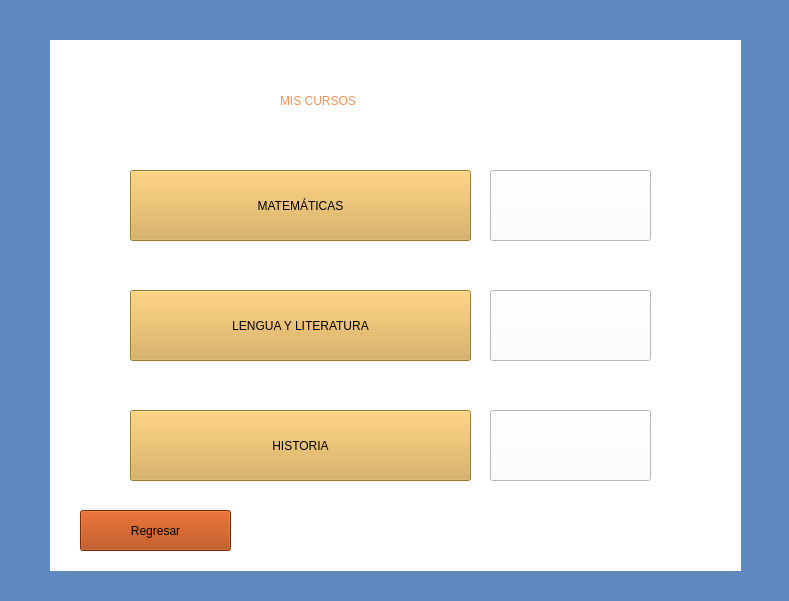
Above: AulaVirtual/cursosEst.ui from micaelCZ/AulaVirtual_VersionFinal before the change. Below: the same form after it.
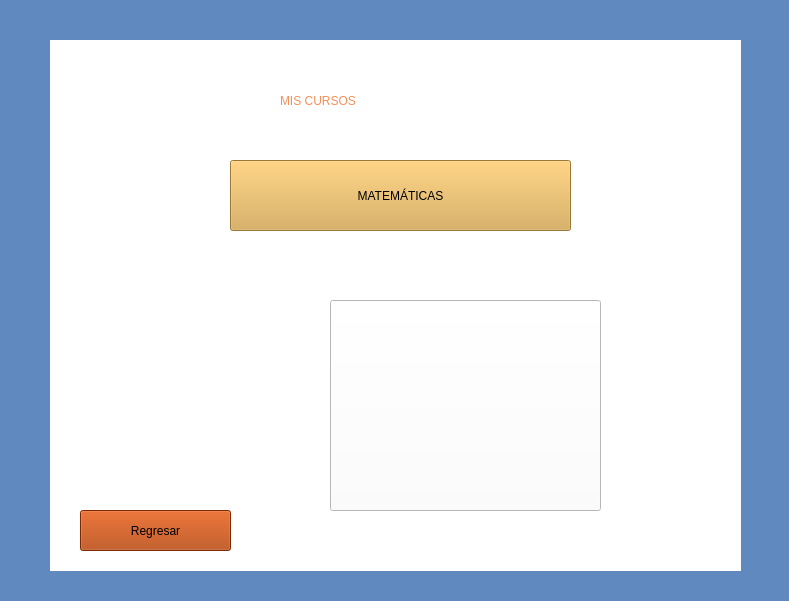
That is the form after the change. Icons and pictures are not drawn.

The edit to the form file:
```diff
--- a/AulaVirtual/cursosEst.ui
+++ b/AulaVirtual/cursosEst.ui
@@ -35,8 +35,8 @@
   <widget class="QPushButton" name="botonCursoMatematica">
    <property name="geometry">
     <rect>
-     <x>130</x>
-     <y>170</y>
+     <x>230</x>
+     <y>160</y>
      <width>341</width>
      <height>71</height>
     </rect>
@@ -49,40 +49,6 @@
     <string>MATEMÁTICAS</string>
    </property>
   </widget>
-  <widget class="QPushButton" name="botonCursoLengua">
-   <property name="geometry">
-    <rect>
-     <x>130</x>
-     <y>290</y>
-     <width>341</width>
-     <height>71</height>
-    </rect>
-   </property>
-   <property name="styleSheet">
-    <string notr="true">background-color: rgb(217, 167, 74);
-font: 700 16pt &quot;Segoe UI&quot;;</string>
-   </property>
-   <property name="text">
-    <string>LENGUA Y LITERATURA</string>
-   </property>
-  </widget>
-  <widget class="QPushButton" name="botonCursoHistoria">
-   <property name="geometry">
-    <rect>
-     <x>130</x>
-     <y>410</y>
-     <width>341</width>
-     <height>71</height>
-    </rect>
-   </property>
-   <property name="styleSheet">
-    <string notr="true">background-color: rgb(217, 167, 74);
-font: 700 16pt &quot;Segoe UI&quot;;</string>
-   </property>
-   <property name="text">
-    <string>HISTORIA</string>
-   </property>
-  </widget>
   <widget class="QLabel" name="label_2">
    <property name="geometry">
     <rect>
@@ -104,10 +70,10 @@
   <widget class="QPushButton" name="pushButton_4">
    <property name="geometry">
     <rect>
-     <x>490</x>
-     <y>170</y>
-     <width>161</width>
-     <height>71</height>
+     <x>330</x>
+     <y>300</y>
+     <width>271</width>
+     <height>211</height>
     </rect>
    </property>
    <property name="styleSheet">
@@ -127,58 +93,6 @@
     </size>
    </property>
   </widget>
-  <widget class="QPushButton" name="pushButton_5">
-   <property name="geometry">
-    <rect>
-     <x>490</x>
-     <y>410</y>
-     <width>161</width>
-     <height>71</height>
-    </rect>
-   </property>
-   <property name="styleSheet">
-    <string notr="true">background-color: rgb(255, 255, 255);</string>
-   </property>
-   <property name="text">
-    <string/>
-   </property>
-   <property name="icon">
-    <iconset>
-     <normaloff>img/histo.jpg</normaloff>img/histo.jpg</iconset>
-   </property>
-   <property name="iconSize">
-    <size>
-     <width>150</width>
-     <height>300</height>
-    </size>
-   </property>
-  </widget>
-  <widget class="QPushButton" name="pushButton_6">
-   <property name="geometry">
-    <rect>
-     <x>490</x>
-     <y>290</y>
-     <width>161</width>
-     <height>71</height>
-    </rect>
-   </property>
-   <property name="styleSheet">
-    <string notr="true">background-color: rgb(255, 255, 255);</string>
-   </property>
-   <property name="text">
-    <string/>
-   </property>
-   <property name="icon">
-    <iconset>
-     <normaloff>img/lite.jpg</normaloff>img/lite.jpg</iconset>
-   </property>
-   <property name="iconSize">
-    <size>
-     <width>150</width>
-     <height>300</height>
-    </size>
-   </property>
-  </widget>
   <widget class="QPushButton" name="botonRegresarCursos">
    <property name="geometry">
     <rect>
```
